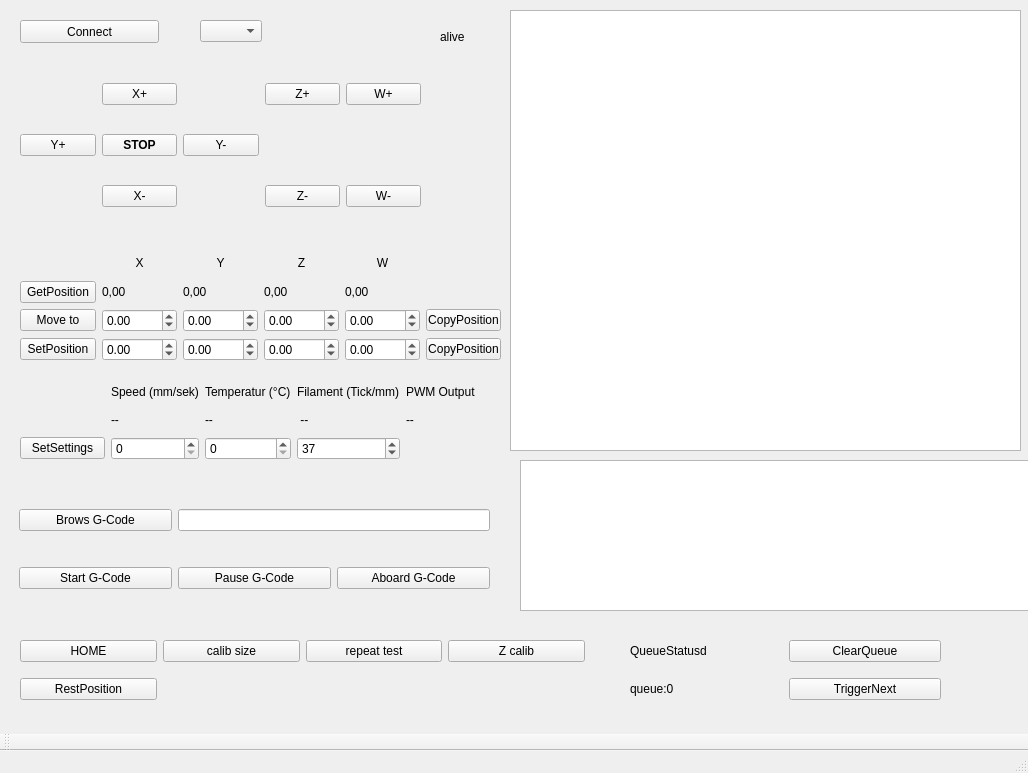
CNCMultiTool/CNC_MultiTool, file CNC_MultiTool_GUI/mainwindow.ui: the form before one commit.
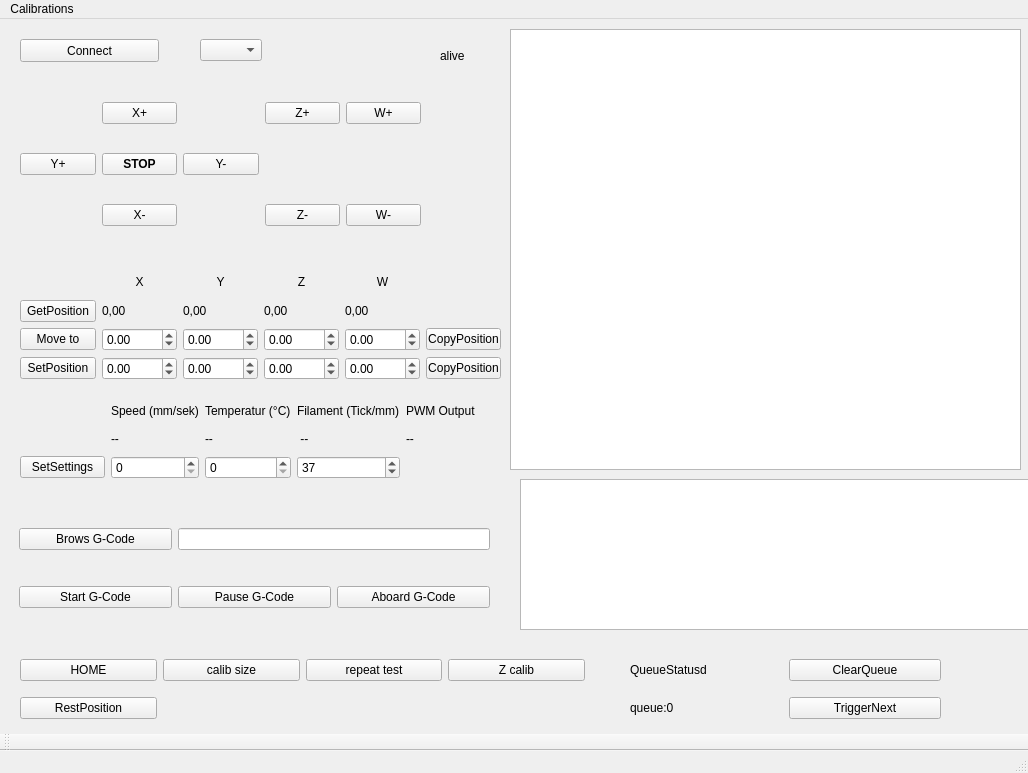
The form after the commit.

Commit message: add settings and mskbox for calibration

The edit to the form file:
```diff
--- a/CNC_MultiTool_GUI/mainwindow.ui
+++ b/CNC_MultiTool_GUI/mainwindow.ui
@@ -1039,6 +1039,13 @@
      <height>22</height>
     </rect>
    </property>
+   <widget class="QMenu" name="menuCalibrations">
+    <property name="title">
+     <string>Calibrations</string>
+    </property>
+    <addaction name="actionValues"/>
+   </widget>
+   <addaction name="menuCalibrations"/>
   </widget>
   <widget class="QStatusBar" name="statusbar"/>
   <widget class="QToolBar" name="toolBar">
```
Left out of the diff: 5 changed lines with no effect on the pictures. The commit also changes 6 other files.
